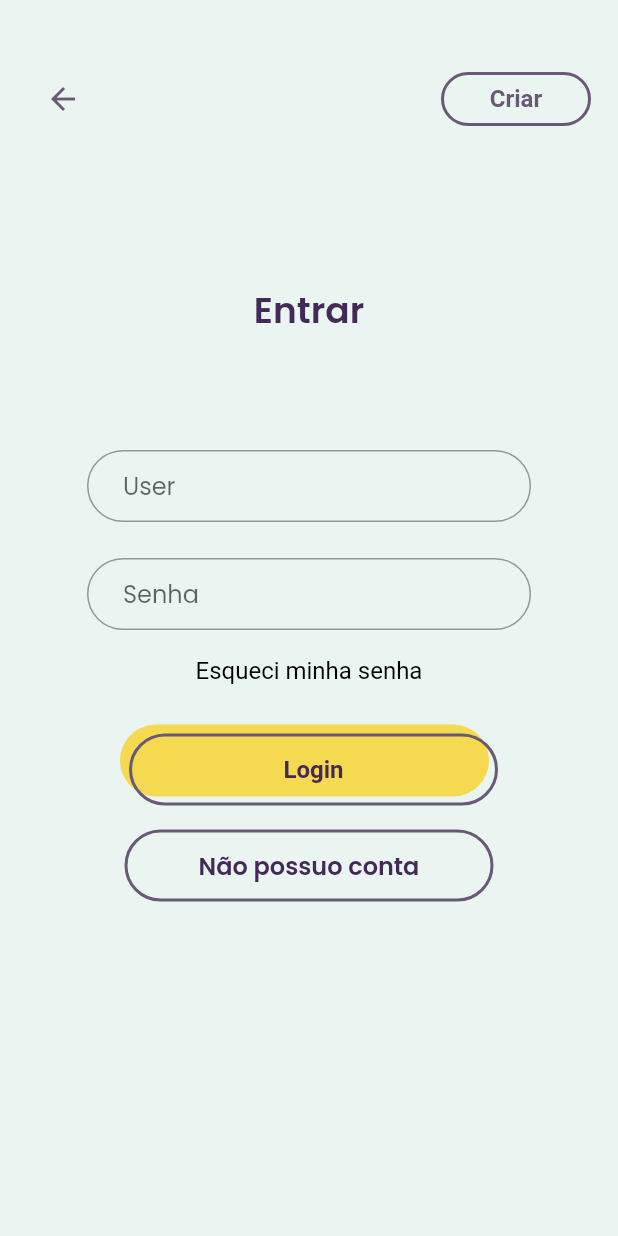
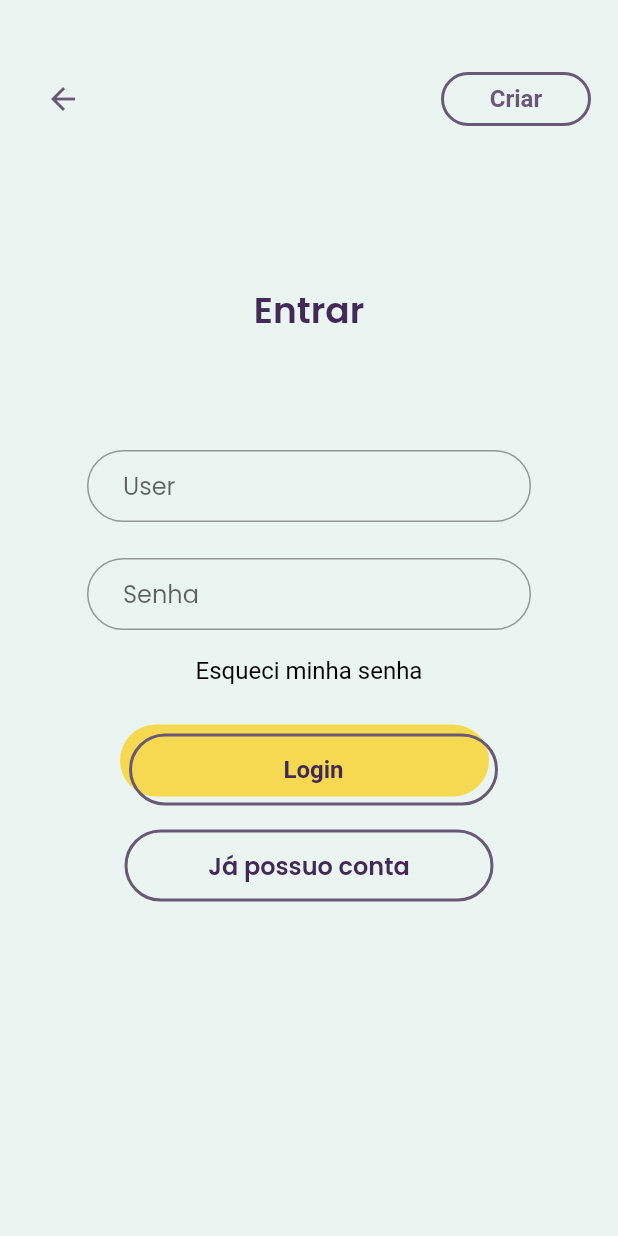
Before and after one commit to jorgelucasalm/Linguini, a Flutter app: the screen it shows after launch, on a phone screen of 412 x 824 dp. Run offline on Flutter 3.47's test engine with Material 2 defaults, Android fonts, the phone set to English and light mode, and no system bars.

Commit message:
Revert "fix: alteracao do botao 'Ja tenho conta' para 'Nao tenho conta'"
This reverts commit b0fde112e655c578248f1c6312312df70604955f.

```diff
--- a/lib/src/pages/login_page.dart
+++ b/lib/src/pages/login_page.dart
@@ -73,7 +73,7 @@ class _LoginPageState extends State<LoginPage> {
                     ),
                   ),
                   child: const Text(
-                    'Não possuo conta',
+                    'Já possuo conta',
                     style: TextStyle(
                       fontSize: 16,
                       fontWeight: FontWeight.w600,
```
